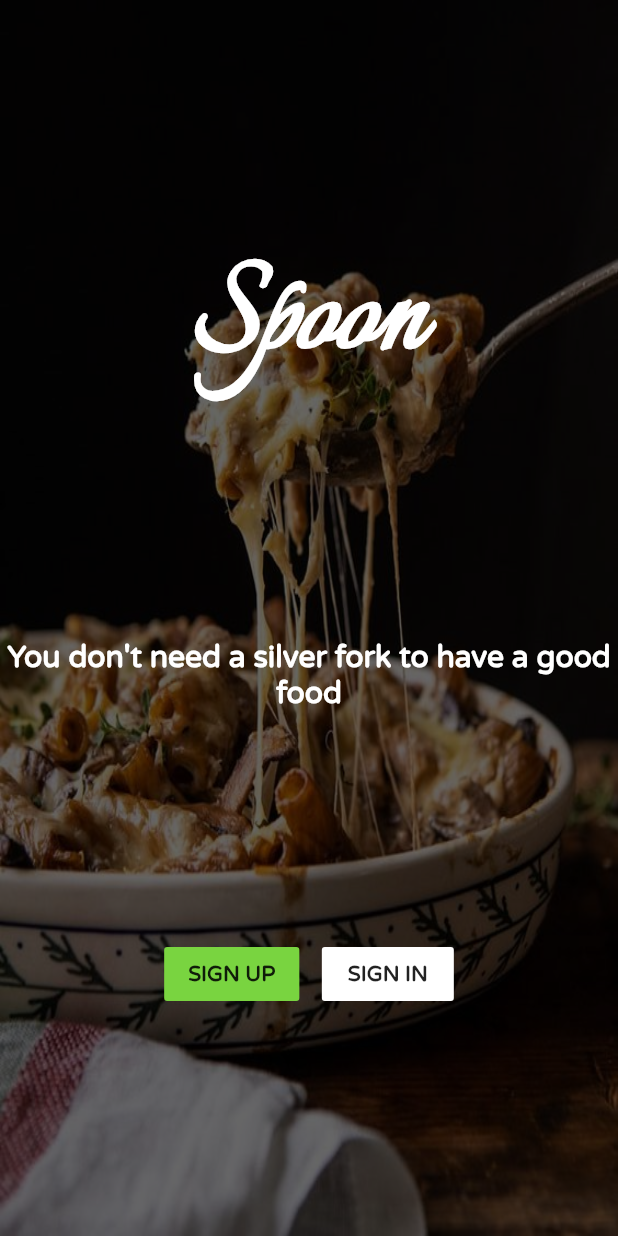
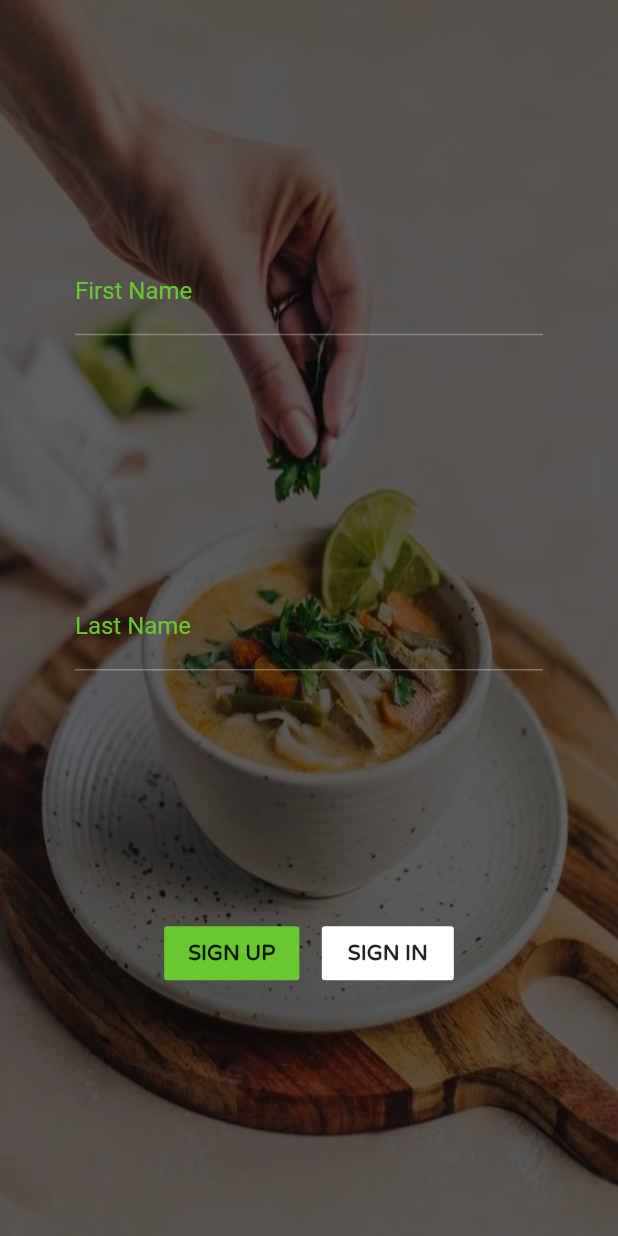
Before and after one commit to nishantmg/project_ui, a Flutter app: the screen it shows after launch, after a tap on "SIGN UP", on a phone screen of 412 x 824 dp. Run offline on Flutter 3.47's test engine with Material 2 defaults, Android fonts, the phone set to English and light mode, and no system bars.

Commit message:
welcome and signup screen created

```diff
--- a/lib/constants.dart
+++ b/lib/constants.dart
@@ -18,3 +18,17 @@ const kSloganTextStyle = TextStyle(
   fontSize: 20.0,
   fontFamily: "Varela Round",
 );
+
+const kInputFieldDecoration = InputDecoration(
+    labelText: "First Name",
+    hintText: "First name",
+    labelStyle: TextStyle(
+      color: Color(0xFF69c730),
+    ),
+    enabledBorder: UnderlineInputBorder(
+        borderSide: BorderSide(color: Colors.white30)
+    ),
+    focusedBorder: UnderlineInputBorder(
+        borderSide: BorderSide(color: Colors.white54)
+    )
+);
--- a/lib/main.dart
+++ b/lib/main.dart
@@ -1,4 +1,5 @@
 import 'package:flutter/material.dart';
+import 'package:food_delivery/ui/pages/signup_screen.dart';
 import 'package:food_delivery/ui/pages/welcome_screen.dart';
 
 void main() {
@@ -17,7 +18,8 @@ class MyApp extends StatelessWidget {
       ),
       initialRoute: WelcomeScreen.id,
       routes: {
-        WelcomeScreen.id : (context)=> WelcomeScreen()
+        WelcomeScreen.id : (context)=> WelcomeScreen(),
+        SignUpScreen.id: (context)=> SignUpScreen()
       },
     );
   }
--- /dev/null
+++ b/lib/ui/pages/signup_screen.dart
@@ -0,0 +1,71 @@
+import 'package:flutter/material.dart';
+import 'package:food_delivery/constants.dart';
+
+class SignUpScreen extends StatefulWidget {
+  static String id = "signup_screen";
+  @override
+  _SignUpScreenState createState() => _SignUpScreenState();
+}
+
+class _SignUpScreenState extends State<SignUpScreen> {
+  @override
+  Widget build(BuildContext context) {
+    return Scaffold(
+      body: Container(
+        decoration: BoxDecoration(
+            image: DecorationImage(
+          colorFilter: new ColorFilter.mode(
+              Colors.black.withOpacity(0.6), BlendMode.srcATop),
+          image: AssetImage("assets/images/background1.jpg"),
+          fit: BoxFit.fill,
+        )),
+        child: Padding(
+          padding: const EdgeInsets.symmetric(horizontal: 50.0),
+          child: Column(
+            mainAxisAlignment: MainAxisAlignment.spaceEvenly,
+            children: [
+              TextField(
+                decoration: kInputFieldDecoration.copyWith(
+                  labelText: "First Name",
+                  hintText: "First Name"
+                ),
+              ),
+              TextField(
+                decoration: kInputFieldDecoration.copyWith(
+                  labelText: "Last Name",
+                  hintText: "Last Name"
+                ),
+              ),
+              Row(
+                mainAxisAlignment: MainAxisAlignment.center,
+                children: [
+                  FlatButton(
+                    color: Color(0xFF69c730),
+                    child: Text(
+                      "SIGN UP",
+                      style: kButtonTextStyle,
+                    ),
+                    onPressed: () {
+                      Navigator.pushNamed(context, SignUpScreen.id);
+                    },
+                  ),
+                  SizedBox(
+                    width: 15.0,
+                  ),
+                  FlatButton(
+                    color: Colors.white,
+                    child: Text(
+                      "SIGN IN",
+                      style: kButtonTextStyle,
+                    ),
+                    onPressed: () {},
+                  )
+                ],
+              ),
+            ],
+          ),
+        ),
+      ),
+    );
+  }
+}
--- a/lib/ui/pages/welcome_screen.dart
+++ b/lib/ui/pages/welcome_screen.dart
@@ -2,6 +2,7 @@ import 'dart:ui';
 
 import 'package:flutter/material.dart';
 import 'package:food_delivery/constants.dart';
+import 'package:food_delivery/ui/pages/signup_screen.dart';
 
 class WelcomeScreen extends StatefulWidget {
   static String id = 'welcome_screen';
@@ -38,7 +39,9 @@ class _WelcomeScreenState extends State<WelcomeScreen> {
                     "SIGN UP",
                     style: kButtonTextStyle,
                   ),
-                  onPressed: () {},
+                  onPressed: () {
+                    Navigator.pushNamed(context, SignUpScreen.id);
+                  },
                 ),
                 SizedBox(
                   width: 15.0,
```
